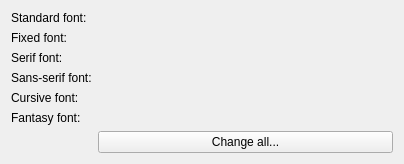
Above: src/util/xsd/wkfontswidget.ui from 0xd34df00d/leechcraft before the change. Below: the same form after it.
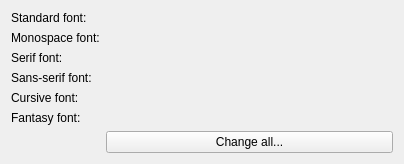
That is the form after the change. Custom widgets are drawn as their Qt base class.

Commit message: [Util] "Fixed" font should be "monospace" instead.

Diff of the .ui file:
```diff
--- a/src/util/xsd/wkfontswidget.ui
+++ b/src/util/xsd/wkfontswidget.ui
@@ -27,7 +27,7 @@
    <item row="1" column="0">
     <widget class="QLabel" name="label_2">
      <property name="text">
-      <string>Fixed font:</string>
+      <string>Monospace font:</string>
      </property>
     </widget>
    </item>
```
